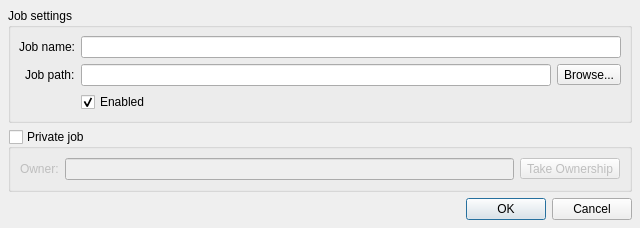
Above: ui/edit_job_ui.ui from mjbonnington/icarus-gps before the change. Below: the same form after it.
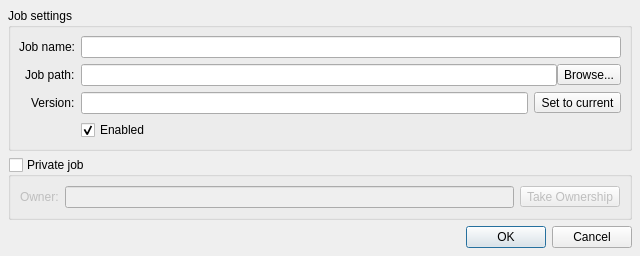
That is the form after the change. Icons and pictures are not drawn.

Patch:
```diff
--- a/ui/edit_job_ui.ui
+++ b/ui/edit_job_ui.ui
@@ -7,7 +7,7 @@
     <x>0</x>
     <y>0</y>
     <width>640</width>
-    <height>224</height>
+    <height>242</height>
    </rect>
   </property>
   <property name="windowTitle">
@@ -73,7 +73,14 @@
        </widget>
       </item>
       <item row="1" column="1">
+       <widget class="QFrame" name="jobPath_frame">
        <layout class="QHBoxLayout" name="jobPath_horizontalLayout">
+         <property name="spacing">
+          <number>0</number>
+         </property>
+         <property name="margin">
+          <number>0</number>
+         </property>
         <item>
          <widget class="QLineEdit" name="jobPath_lineEdit">
           <property name="text">
@@ -103,8 +110,9 @@
          </widget>
         </item>
        </layout>
+       </widget>
       </item>
-      <item row="2" column="1">
+      <item row="3" column="1">
        <widget class="QCheckBox" name="jobEnabled_checkBox">
         <property name="text">
          <string>Enabled</string>
@@ -114,6 +122,57 @@
         </property>
        </widget>
       </item>
+      <item row="2" column="1">
+       <widget class="QFrame" name="jobVersion_frame">
+        <property name="lineWidth">
+         <number>0</number>
+        </property>
+        <layout class="QHBoxLayout" name="version_horizontalLayout">
+         <property name="margin">
+          <number>0</number>
+         </property>
+         <item>
+          <widget class="QLineEdit" name="jobVersion_lineEdit">
+           <property name="text">
+            <string/>
+           </property>
+           <property name="readOnly">
+            <bool>true</bool>
+           </property>
+          </widget>
+         </item>
+         <item>
+          <widget class="QToolButton" name="setVersion_toolButton">
+           <property name="toolTip">
+            <string>&lt;html&gt;&lt;head/&gt;&lt;body&gt;&lt;p&gt;Set the version of the job to the current version of Icarus.&lt;/p&gt;&lt;p&gt;Only jobs whose versions match the current Icarus version will be shown in the UI.&lt;/p&gt;&lt;/body&gt;&lt;/html&gt;</string>
+           </property>
+           <property name="text">
+            <string>Set to current</string>
+           </property>
+           <property name="iconSize">
+            <size>
+             <width>15</width>
+             <height>15</height>
+            </size>
+           </property>
+           <property name="toolButtonStyle">
+            <enum>Qt::ToolButtonTextBesideIcon</enum>
+           </property>
+          </widget>
+         </item>
+        </layout>
+       </widget>
+      </item>
+      <item row="2" column="0">
+       <widget class="QLabel" name="jobVersion_label">
+        <property name="text">
+         <string>Version:</string>
+        </property>
+        <property name="buddy">
+         <cstring>jobVersion_lineEdit</cstring>
+        </property>
+       </widget>
+      </item>
      </layout>
     </widget>
    </item>
@@ -143,7 +202,14 @@
        </widget>
       </item>
       <item row="0" column="1">
+       <widget class="QFrame" name="owner_frame">
+        <property name="lineWidth">
+         <number>0</number>
+        </property>
        <layout class="QHBoxLayout" name="owner_horizontalLayout">
+         <property name="margin">
+          <number>0</number>
+         </property>
         <item>
          <widget class="QLineEdit" name="owner_lineEdit">
           <property name="text">
@@ -171,6 +237,7 @@
          </widget>
         </item>
        </layout>
+       </widget>
       </item>
      </layout>
     </widget>
```
Left out of the diff: 43 changed lines with no effect on the pictures. Lines whose indentation alone changed are shown as unchanged.
